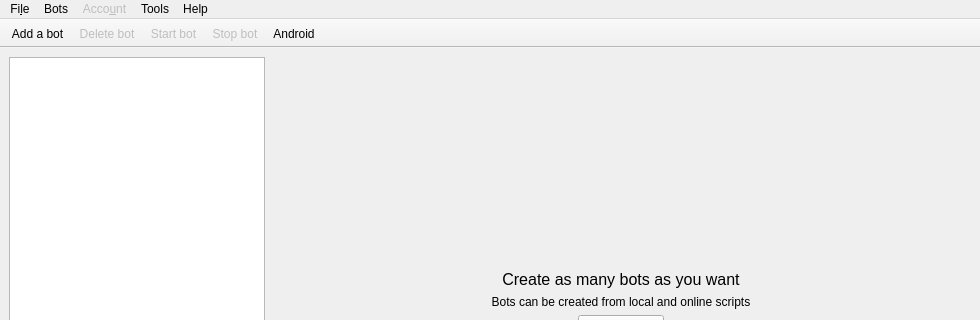
botfatherio/botfather, file botfather/gui/main_window.ui: the form before one commit; both pictures show x 0 to 980 and y 0 to 320 of the 980 by 580 pixel window.
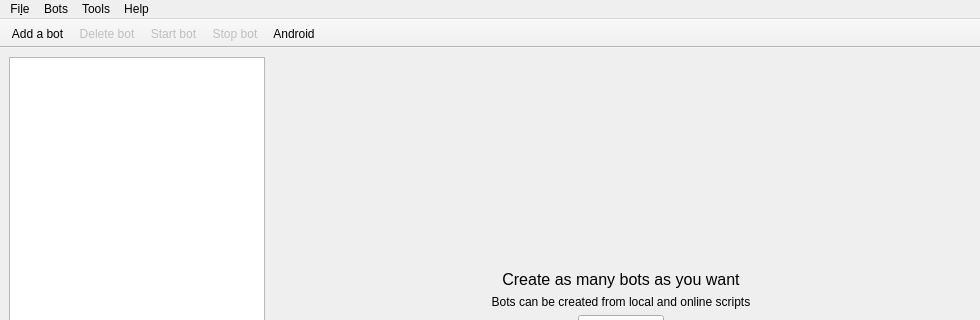
The form after the commit. Icons and pictures are not drawn.

Commit message: Remove account integration

Patch:
```diff
--- a/botfather/gui/main_window.ui
+++ b/botfather/gui/main_window.ui
@@ -155,7 +155,7 @@
      <x>0</x>
      <y>0</y>
      <width>980</width>
-     <height>30</height>
+     <height>23</height>
     </rect>
    </property>
    <widget class="QMenu" name="menuFile">
@@ -178,18 +178,6 @@
     <addaction name="add_local_action"/>
     <addaction name="del_bot_action"/>
    </widget>
-   <widget class="QMenu" name="menuAccount">
-    <property name="enabled">
-     <bool>false</bool>
-    </property>
-    <property name="title">
-     <string>Acco&amp;unt</string>
-    </property>
-    <addaction name="status_action"/>
-    <addaction name="separator"/>
-    <addaction name="login_action"/>
-    <addaction name="logout_action"/>
-   </widget>
    <widget class="QMenu" name="menuHelp">
     <property name="title">
      <string>Help</string>
@@ -206,7 +194,6 @@
    </widget>
    <addaction name="menuFile"/>
    <addaction name="menuBots"/>
-   <addaction name="menuAccount"/>
    <addaction name="menuTools"/>
    <addaction name="menuHelp"/>
   </widget>
```
Left out of the diff: 62 changed lines with no effect on the pictures. The commit also changes 11 other files.
